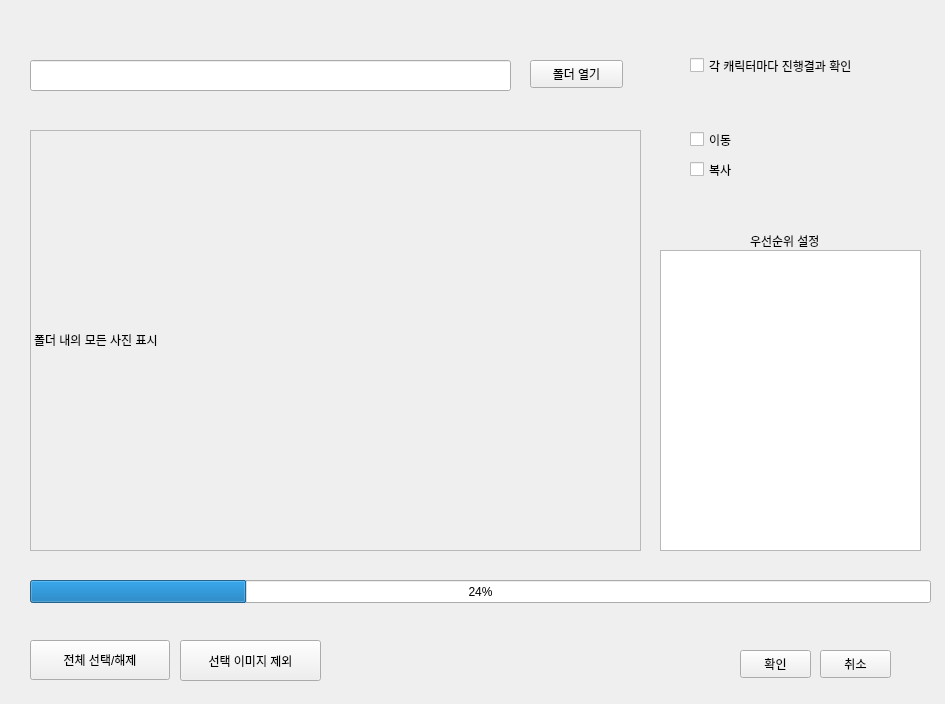
This is Autosort_window.ui in SongHyungJin/GraduationProject as Qt 5 draws it before an edit. The edited form follows.
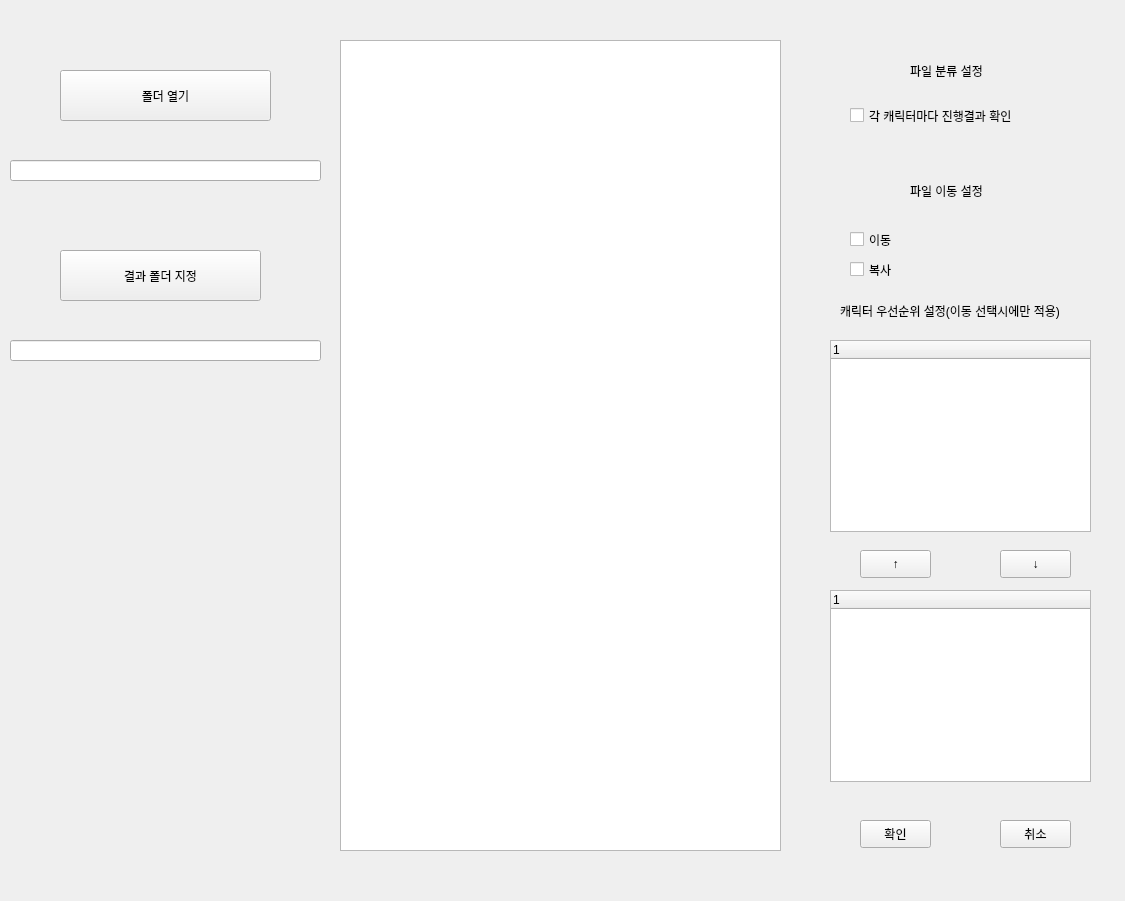
This is the edited form.

Commit message: 사전학습 데이터만 제외

```diff
--- a/Autosort_window.ui
+++ b/Autosort_window.ui
@@ -6,67 +6,31 @@
    <rect>
     <x>0</x>
     <y>0</y>
-    <width>945</width>
-    <height>704</height>
+    <width>1125</width>
+    <height>901</height>
    </rect>
   </property>
   <property name="windowTitle">
    <string>이미지 자동 분류</string>
   </property>
-  <widget class="QLineEdit" name="lineEdit">
+  <widget class="QPushButton" name="BtnFolderSrc">
    <property name="geometry">
     <rect>
-     <x>30</x>
-     <y>60</y>
-     <width>481</width>
-     <height>31</height>
-    </rect>
-   </property>
-  </widget>
-  <widget class="QPushButton" name="pushButton">
-   <property name="geometry">
-    <rect>
-     <x>530</x>
-     <y>60</y>
-     <width>93</width>
-     <height>28</height>
+     <x>60</x>
+     <y>70</y>
+     <width>211</width>
+     <height>51</height>
     </rect>
    </property>
    <property name="text">
     <string>폴더 열기</string>
    </property>
   </widget>
-  <widget class="QPushButton" name="pushButton_2">
-   <property name="geometry">
-    <rect>
-     <x>30</x>
-     <y>640</y>
-     <width>140</width>
-     <height>40</height>
-    </rect>
-   </property>
-   <property name="text">
-    <string>전체 선택/해제</string>
-   </property>
-  </widget>
-  <widget class="QPushButton" name="pushButton_3">
-   <property name="geometry">
-    <rect>
-     <x>180</x>
-     <y>640</y>
-     <width>141</width>
-     <height>41</height>
-    </rect>
-   </property>
-   <property name="text">
-    <string>선택 이미지 제외</string>
-   </property>
-  </widget>
   <widget class="QCheckBox" name="checkBox">
    <property name="geometry">
     <rect>
-     <x>690</x>
-     <y>50</y>
+     <x>850</x>
+     <y>100</y>
      <width>221</width>
      <height>31</height>
     </rect>
@@ -78,8 +42,8 @@
   <widget class="QCheckBox" name="checkBox_2">
    <property name="geometry">
     <rect>
-     <x>690</x>
-     <y>130</y>
+     <x>850</x>
+     <y>230</y>
      <width>96</width>
      <height>19</height>
     </rect>
@@ -91,8 +55,8 @@
   <widget class="QCheckBox" name="checkBox_3">
    <property name="geometry">
     <rect>
-     <x>690</x>
-     <y>160</y>
+     <x>850</x>
+     <y>260</y>
      <width>96</width>
      <height>19</height>
     </rect>
@@ -104,69 +68,21 @@
   <widget class="QLabel" name="label_3">
    <property name="geometry">
     <rect>
-     <x>750</x>
-     <y>230</y>
-     <width>101</width>
+     <x>840</x>
+     <y>300</y>
+     <width>251</width>
      <height>21</height>
     </rect>
    </property>
    <property name="text">
-    <string>우선순위 설정</string>
-   </property>
-  </widget>
-  <widget class="QLabel" name="label_pic">
-   <property name="geometry">
-    <rect>
-     <x>30</x>
-     <y>130</y>
-     <width>611</width>
-     <height>421</height>
-    </rect>
-   </property>
-   <property name="focusPolicy">
-    <enum>Qt::StrongFocus</enum>
-   </property>
-   <property name="frameShape">
-    <enum>QFrame::StyledPanel</enum>
-   </property>
-   <property name="frameShadow">
-    <enum>QFrame::Sunken</enum>
-   </property>
-   <property name="text">
-    <string>폴더 내의 모든 사진 표시</string>
-   </property>
-   <property name="openExternalLinks">
-    <bool>false</bool>
-   </property>
-  </widget>
-  <widget class="QProgressBar" name="progressBar">
-   <property name="geometry">
-    <rect>
-     <x>30</x>
-     <y>580</y>
-     <width>901</width>
-     <height>23</height>
-    </rect>
-   </property>
-   <property name="value">
-    <number>24</number>
-   </property>
-  </widget>
-  <widget class="QListWidget" name="listWidget">
-   <property name="geometry">
-    <rect>
-     <x>660</x>
-     <y>250</y>
-     <width>261</width>
-     <height>301</height>
-    </rect>
+    <string>캐릭터 우선순위 설정(이동 선택시에만 적용)</string>
    </property>
   </widget>
   <widget class="QPushButton" name="buttonOK">
    <property name="geometry">
     <rect>
-     <x>740</x>
-     <y>650</y>
+     <x>860</x>
+     <y>820</y>
      <width>71</width>
      <height>28</height>
     </rect>
@@ -178,8 +94,8 @@
   <widget class="QPushButton" name="buttonCancel">
    <property name="geometry">
     <rect>
-     <x>820</x>
-     <y>650</y>
+     <x>1000</x>
+     <y>820</y>
      <width>71</width>
      <height>28</height>
     </rect>
@@ -188,6 +104,131 @@
     <string>취소</string>
    </property>
   </widget>
+  <widget class="QPushButton" name="buttonUP">
+   <property name="geometry">
+    <rect>
+     <x>860</x>
+     <y>550</y>
+     <width>71</width>
+     <height>28</height>
+    </rect>
+   </property>
+   <property name="text">
+    <string>↑</string>
+   </property>
+  </widget>
+  <widget class="QPushButton" name="buttonDown">
+   <property name="geometry">
+    <rect>
+     <x>1000</x>
+     <y>550</y>
+     <width>71</width>
+     <height>28</height>
+    </rect>
+   </property>
+   <property name="text">
+    <string>↓</string>
+   </property>
+  </widget>
+  <widget class="QListWidget" name="listWidget_3">
+   <property name="geometry">
+    <rect>
+     <x>340</x>
+     <y>40</y>
+     <width>441</width>
+     <height>811</height>
+    </rect>
+   </property>
+  </widget>
+  <widget class="QLabel" name="label_4">
+   <property name="geometry">
+    <rect>
+     <x>910</x>
+     <y>60</y>
+     <width>101</width>
+     <height>21</height>
+    </rect>
+   </property>
+   <property name="text">
+    <string>파일 분류 설정</string>
+   </property>
+  </widget>
+  <widget class="QLabel" name="label_5">
+   <property name="geometry">
+    <rect>
+     <x>910</x>
+     <y>180</y>
+     <width>101</width>
+     <height>21</height>
+    </rect>
+   </property>
+   <property name="text">
+    <string>파일 이동 설정</string>
+   </property>
+  </widget>
+  <widget class="QTreeWidget" name="treeWidget">
+   <property name="geometry">
+    <rect>
+     <x>830</x>
+     <y>340</y>
+     <width>261</width>
+     <height>192</height>
+    </rect>
+   </property>
+   <column>
+    <property name="text">
+     <string notr="true">1</string>
+    </property>
+   </column>
+  </widget>
+  <widget class="QTreeWidget" name="treeWidget_2">
+   <property name="geometry">
+    <rect>
+     <x>830</x>
+     <y>590</y>
+     <width>261</width>
+     <height>192</height>
+    </rect>
+   </property>
+   <column>
+    <property name="text">
+     <string notr="true">1</string>
+    </property>
+   </column>
+  </widget>
+  <widget class="QPushButton" name="BtnFolderDest">
+   <property name="geometry">
+    <rect>
+     <x>60</x>
+     <y>250</y>
+     <width>201</width>
+     <height>51</height>
+    </rect>
+   </property>
+   <property name="text">
+    <string>결과 폴더 지정</string>
+   </property>
+  </widget>
+  <widget class="QLineEdit" name="SrcPath">
+   <property name="geometry">
+    <rect>
+     <x>10</x>
+     <y>160</y>
+     <width>311</width>
+     <height>21</height>
+    </rect>
+   </property>
+  </widget>
+  <widget class="QLineEdit" name="DestPath">
+   <property name="geometry">
+    <rect>
+     <x>10</x>
+     <y>340</y>
+     <width>311</width>
+     <height>21</height>
+    </rect>
+   </property>
+  </widget>
  </widget>
  <resources/>
  <connections/>
```
The commit also changes 93 other files.
